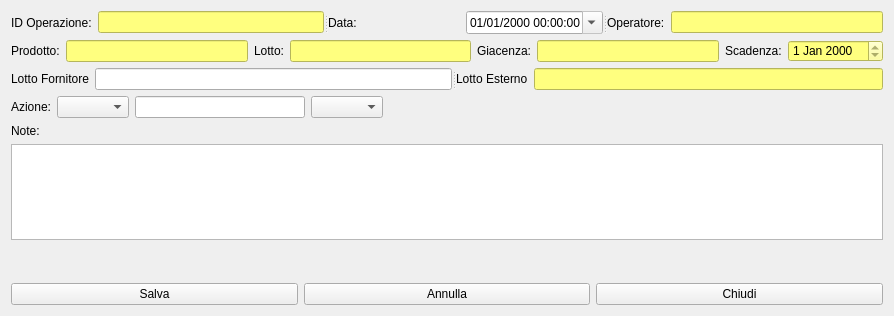
Qt form hwarehousedetails.ui (fblabs/hamlet-mod-sancon) before a commit.
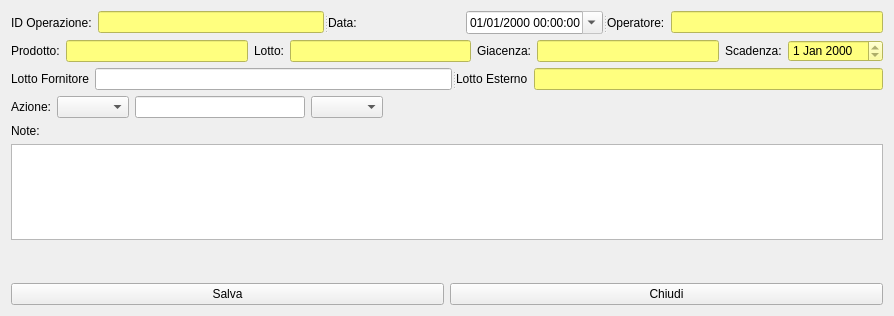
The same form after that commit. Icons and pictures are not drawn.

```diff
--- a/hwarehousedetails.ui
+++ b/hwarehousedetails.ui
@@ -305,23 +305,6 @@
        </property>
       </widget>
      </item>
-     <item>
-      <widget class="QPushButton" name="pbUndo">
-       <property name="text">
-        <string>Annulla</string>
-       </property>
-       <property name="icon">
-        <iconset resource="icons.qrc">
-         <normaloff>:/Resources/Counterclockwise-arrow64.png</normaloff>:/Resources/Counterclockwise-arrow64.png</iconset>
-       </property>
-       <property name="iconSize">
-        <size>
-         <width>32</width>
-         <height>32</height>
-        </size>
-       </property>
-      </widget>
-     </item>
      <item>
       <widget class="QPushButton" name="pbClose">
        <property name="text">
```
